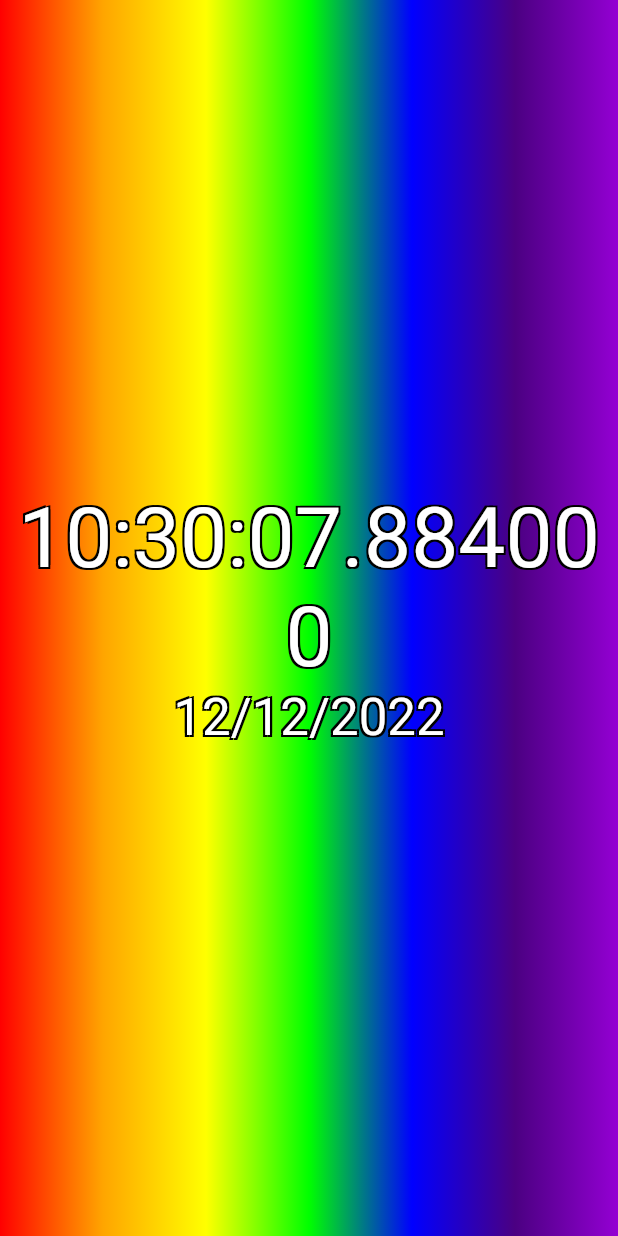
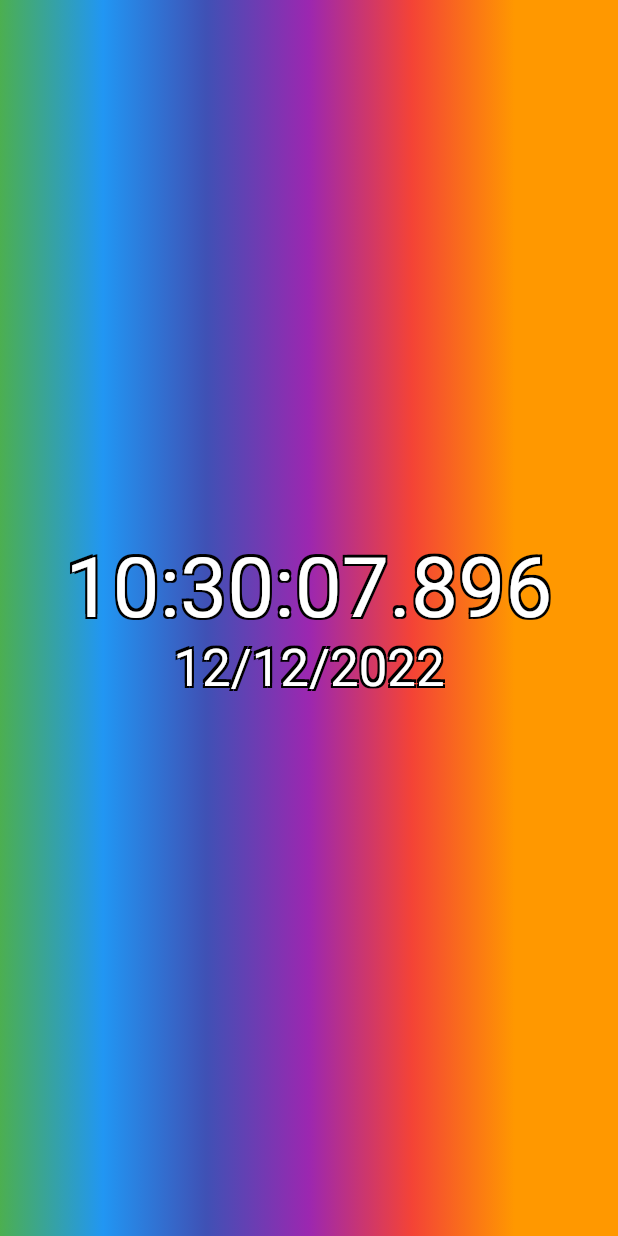
Before and after one commit to ogBurzmali/hello_clock, a Flutter app: the screen it shows after launch, on a phone screen of 412 x 824 dp. Run offline on Flutter 3.47's test engine with Material 2 defaults, Android fonts, the phone set to English and light mode, and no system bars.

Commit message:
good enough rainbow moves

```diff
--- a/lib/main.dart
+++ b/lib/main.dart
@@ -34,38 +34,65 @@ class _ClockState extends State<_Clock> {
     if (kDebugMode) {
       print('creating time!');
     }
-    _timer = Timer.periodic(const Duration(milliseconds: 73), (timer) {
-      setState(() {
-        _time = DateTime.now();
-      });
-    });
+    var rainbow = const <Color>[
+      Colors.yellow,
+      Colors.green,
+      Colors.blue,
+      Colors.indigo,
+      Colors.purple,
+      Colors.red,
+      Colors.orange,
+    ];
+    _currentColors = List<Color>.from(rainbow);
+    double t = 0;
+    assert(_currentColors.length > 1, 'We need at least two colors');
+    const tickInterval = 7;
+    _timer = Timer.periodic(
+      const Duration(milliseconds: tickInterval),
+      (timer) {
+        setState(() {
+          _time = DateTime.now();
+          var shiftedRainbow = <Color>[];
+          if (timer.tick % (5 * rainbow.length) == 0) {
+            if (kDebugMode) {
+              print('shifting colors');
+            }
+            var color1 = rainbow[0];
+            t = (t >= 0.9) ? 0 : t += 0.1;
+            for (var i = 1; i <= rainbow.length; i++) {
+              if (i == rainbow.length) {
+                shiftedRainbow.add(Color.lerp(color1, rainbow[i - 1], t)!);
+              } else {
+                var a = rainbow[i - 1];
+                var b = rainbow[i];
+                shiftedRainbow.add(Color.lerp(a, b, t)!);
+              }
+            }
+            _currentColors = shiftedRainbow;
+            if (kDebugMode) {
+              print('$t, /n$_currentColors');
+            }
+          }
+        });
+      },
+    );
   }
+
   late Timer _timer;
+  late List<Color> _currentColors;
   var _time = DateTime.now();
 
   @override
   Widget build(BuildContext context) {
-    var colors = const <Color>[
-      Color(0xFFFF0000), // red
-      Color(0xFFFFA500), // orange
-      Color(0xFFFFFF00), // orange
-      Color(0xFF00FF00), // green
-      Color(0xFF0000FF), // blue
-      Color(0xFF4B0082), // indigo
-      Color(0xFF9400D3), // violet
-    ];
     var stops = List<double>.generate(
-      colors.length,
-      (int index) => index * (1.0 / (colors.length - 1)), // 0
+      _currentColors.length,
+      (int index) => index * (1.0 / (_currentColors.length - 1)), // 0
       growable: false,
     );
-    if (kDebugMode) {
-      print(stops);
-    }
     return DecoratedBox(
       decoration: BoxDecoration(
         gradient: LinearGradient(
-          colors: colors,
+          colors: _currentColors,
           stops: stops,
         ),
       ),
@@ -89,7 +116,7 @@ class _ClockState extends State<_Clock> {
   }
 
   String getTime() =>
-      '${format(_time.hour)}:${format(_time.minute)}:${format(_time.second)}.${format(_time.millisecond, digits: 3)}${format(_time.microsecond, digits: 3)}';
+      '${format(_time.hour)}:${format(_time.minute)}:${format(_time.second)}.${format(_time.millisecond, digits: 3)}'; //${format(_time.microsecond, digits: 3)}
 
   String format(int num, {int digits = 2}) =>
       num.toString().padLeft(digits, '0');
```
